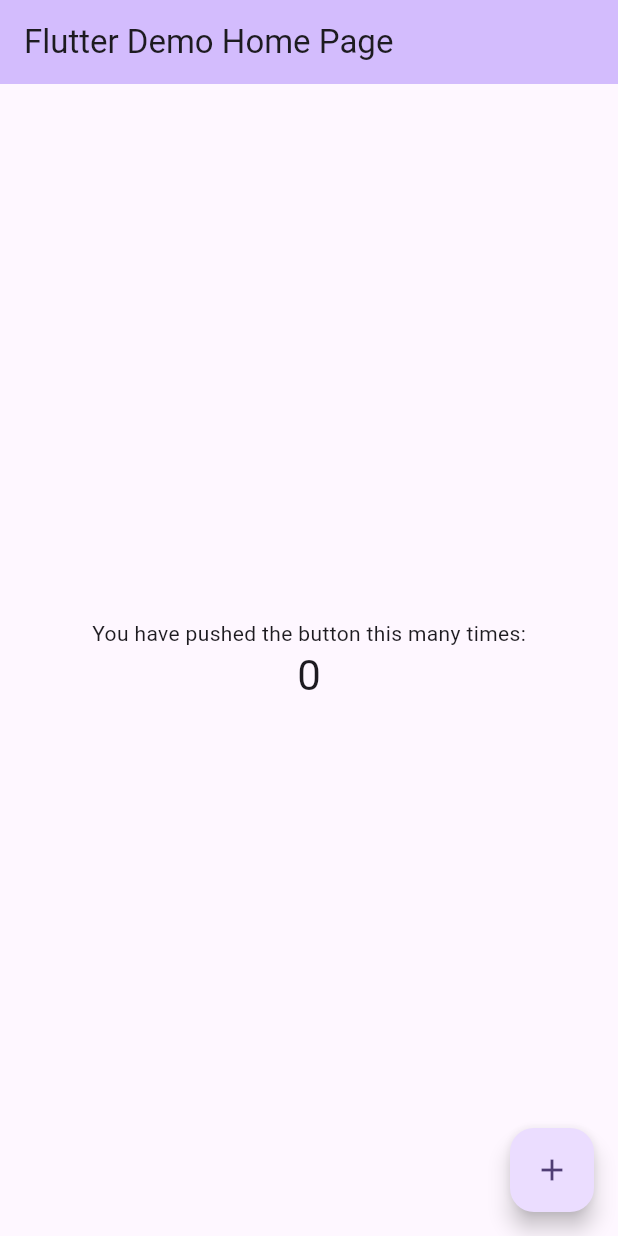
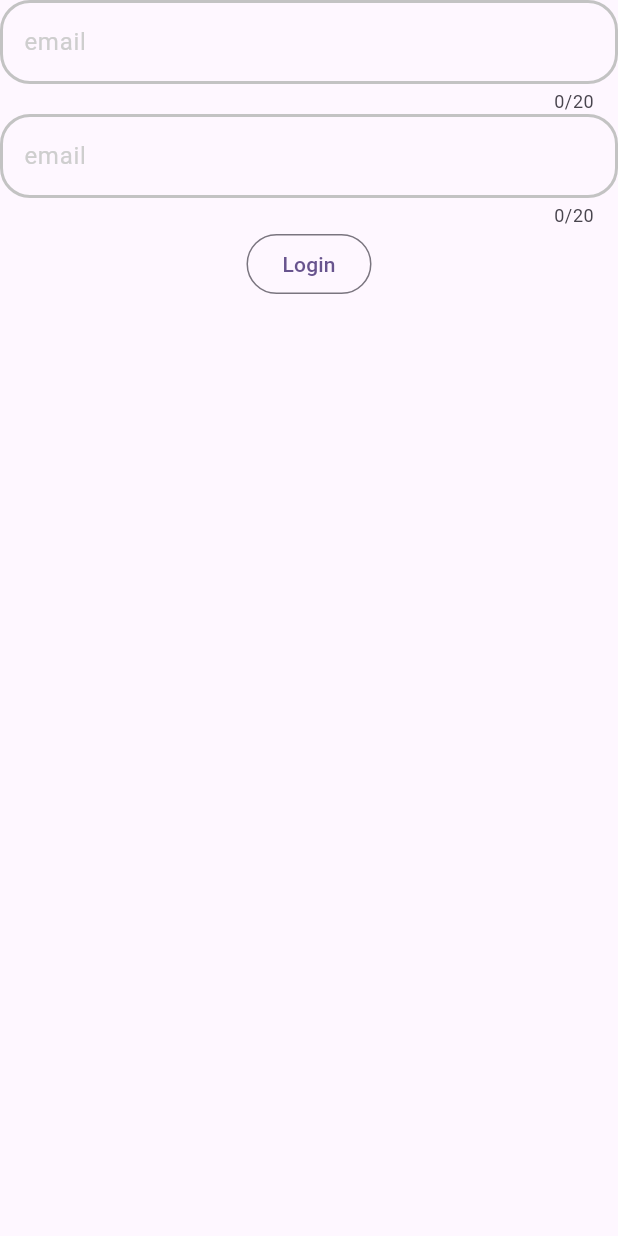
Before and after one commit to syncopascual/BasaBuddy, a Flutter app: the screen it shows after launch, on a phone screen of 412 x 824 dp. Run offline on Flutter 3.47's test engine with Material 3 defaults, Android fonts, the phone set to English and light mode, and no system bars.

Commit message:
initial screens, images

```diff
--- a/lib/main.dart
+++ b/lib/main.dart
@@ -1,3 +1,4 @@
+import 'package:basabuddy/screens/login.dart';
 import 'package:flutter/material.dart';
 
 void main() {
@@ -55,71 +56,10 @@ class MyHomePage extends StatefulWidget {
 }
 
 class _MyHomePageState extends State<MyHomePage> {
-  int _counter = 0;
-
-  void _incrementCounter() {
-    setState(() {
-      // This call to setState tells the Flutter framework that something has
-      // changed in this State, which causes it to rerun the build method below
-      // so that the display can reflect the updated values. If we changed
-      // _counter without calling setState(), then the build method would not be
-      // called again, and so nothing would appear to happen.
-      _counter++;
-    });
+  @override
+  Widget build(BuildContext context) {
+    // TODO: implement build
+    return Scaffold(body: Login());
   }
 
-  @override
-  Widget build(BuildContext context) {
-    // This method is rerun every time setState is called, for instance as done
-    // by the _incrementCounter method above.
-    //
-    // The Flutter framework has been optimized to make rerunning build methods
-    // fast, so that you can just rebuild anything that needs updating rather
-    // than having to individually change instances of widgets.
-    return Scaffold(
-      appBar: AppBar(
-        // TRY THIS: Try changing the color here to a specific color (to
-        // Colors.amber, perhaps?) and trigger a hot reload to see the AppBar
-        // change color while the other colors stay the same.
-        backgroundColor: Theme.of(context).colorScheme.inversePrimary,
-        // Here we take the value from the MyHomePage object that was created by
-        // the App.build method, and use it to set our appbar title.
-        title: Text(widget.title),
-      ),
-      body: Center(
-        // Center is a layout widget. It takes a single child and positions it
-        // in the middle of the parent.
-        child: Column(
-          // Column is also a layout widget. It takes a list of children and
-          // arranges them vertically. By default, it sizes itself to fit its
-          // children horizontally, and tries to be as tall as its parent.
-          //
-          // Column has various properties to control how it sizes itself and
-          // how it positions its children. Here we use mainAxisAlignment to
-          // center the children vertically; the main axis here is the vertical
-          // axis because Columns are vertical (the cross axis would be
-          // horizontal).
-          //
-          // TRY THIS: Invoke "debug painting" (choose the "Toggle Debug Paint"
-          // action in the IDE, or press "p" in the console), to see the
-          // wireframe for each widget.
-          mainAxisAlignment: MainAxisAlignment.center,
-          children: <Widget>[
-            const Text(
-              'You have pushed the button this many times:',
-            ),
-            Text(
-              '$_counter',
-              style: Theme.of(context).textTheme.headlineMedium,
-            ),
-          ],
-        ),
-      ),
-      floatingActionButton: FloatingActionButton(
-        onPressed: _incrementCounter,
-        tooltip: 'Increment',
-        child: const Icon(Icons.add),
-      ), // This trailing comma makes auto-formatting nicer for build methods.
-    );
-  }
 }
--- /dev/null
+++ b/lib/screens/login.dart
@@ -0,0 +1,59 @@
+import 'package:basabuddy/screens/home.dart';
+import 'package:flutter/cupertino.dart';
+import 'package:flutter/material.dart';
+
+import '../colors.dart';
+
+class Login extends StatefulWidget {
+  @override
+  State<Login> createState() => _LoginState();
+}
+
+class _LoginState extends State<Login> {
+  @override
+  Widget build(BuildContext context) {
+    return Column(
+      children: [
+        ///Email text field
+        TextField(
+          maxLength: 20,
+          //controller: nameController,
+          decoration: InputDecoration(
+              enabledBorder: OutlineInputBorder(
+                  borderSide: BorderSide(width: 2.0,color: inputStroke),
+                  borderRadius: const BorderRadius.all(Radius.circular(20))),
+              border: OutlineInputBorder(
+                  borderSide: BorderSide(width: 2.0,color: inputStroke),
+                  borderRadius: const BorderRadius.all(Radius.circular(20))),
+              hintText: 'email',
+              hintStyle: TextStyle(color: hintText)
+          ),
+        ),
+        ///Password text field
+        TextField(
+          maxLength: 20,
+          //controller: nameController,
+          decoration: InputDecoration(
+              enabledBorder: OutlineInputBorder(
+                  borderSide: BorderSide(width: 2.0,color: inputStroke),
+                  borderRadius: const BorderRadius.all(Radius.circular(20))),
+              border: OutlineInputBorder(
+                  borderSide: BorderSide(width: 2.0,color: inputStroke),
+                  borderRadius: const BorderRadius.all(Radius.circular(20))),
+              hintText: 'email',
+              hintStyle: TextStyle(color: hintText)
+          ),
+        ),
+        ///Login Button
+        OutlinedButton(
+            onPressed: (){
+              Navigator.push(
+                context,
+                MaterialPageRoute(builder: (context) => Home()),
+              );
+            },
+            child: Text("Login")),
+      ],
+    );
+  }
+}
```
Also changed, not shown: lib/colors.dart (added, +197 -0 lines), lib/screens/home.dart (added, +20 -0 lines), assets/bg_images/desert.png (added), assets/bg_images/islands.png (added), assets/bg_images/winter.png (added), lib/screens/module.dart (added).
